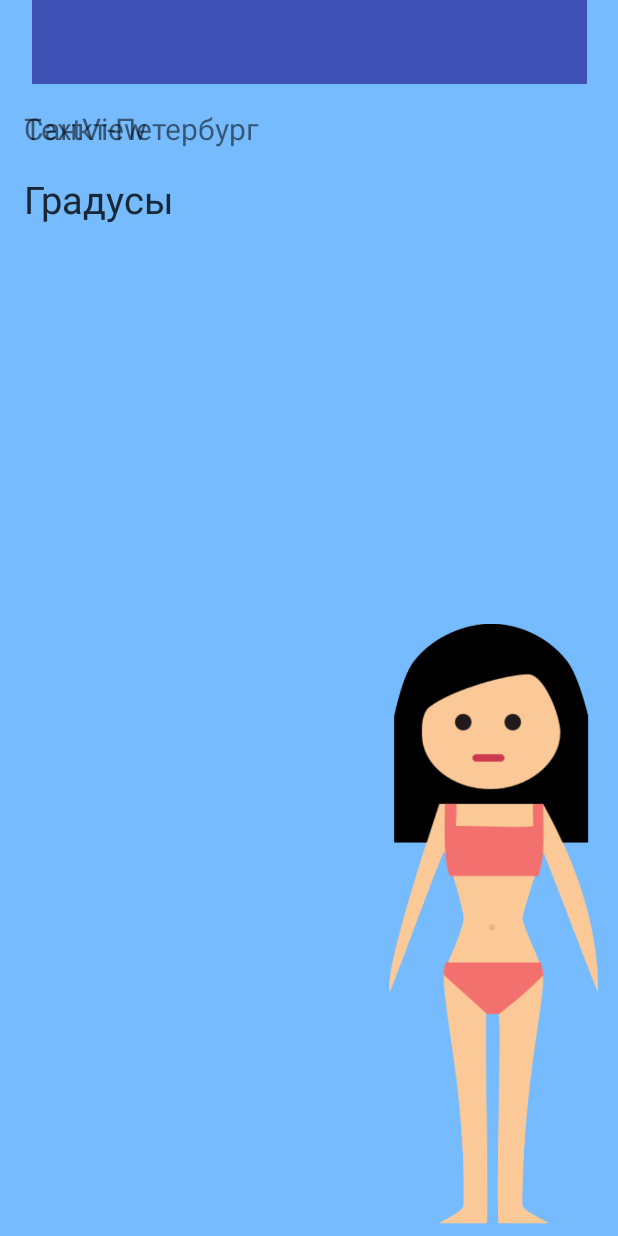
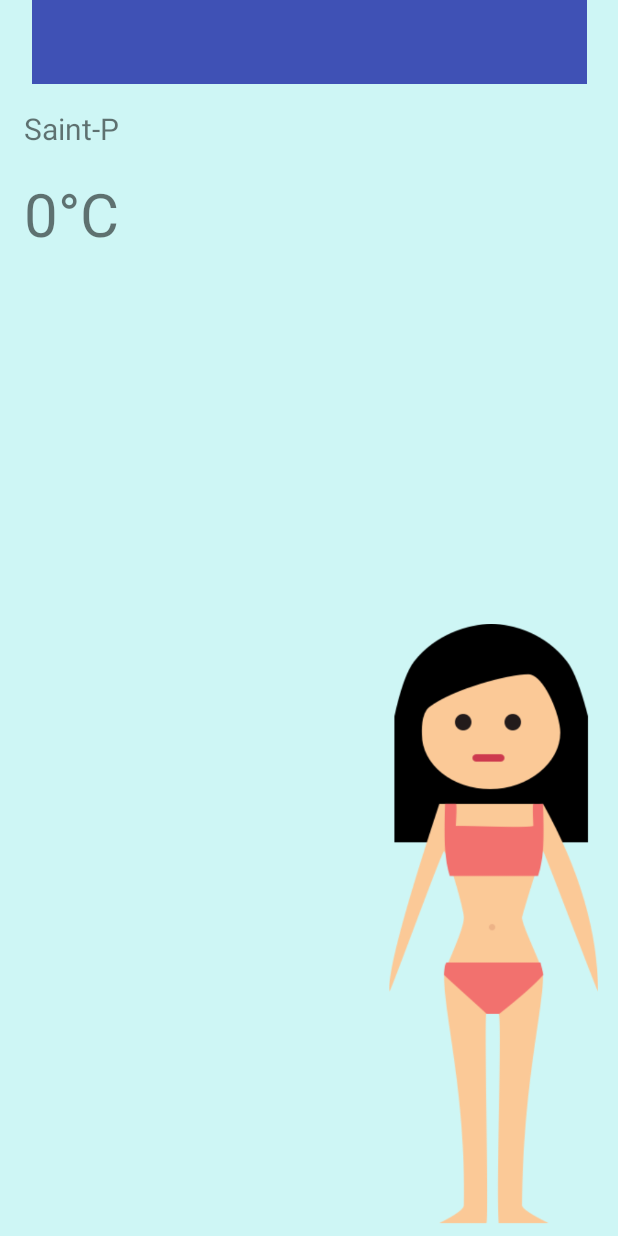
Before and after one commit to GuryevaPolina/WhatToWear, an Android app: the ClosetActivity screen opened directly, with no data from a screen before it, on a phone screen of 412 x 824 dp. Run offline under Robolectric (Android 15) with nearby library versions, the phone set to English and light mode, and no system bars; 5 statements that could not run were skipped.

Commit message:
add integration with weather api

```diff
--- a/app/build.gradle
+++ b/app/build.gradle
@@ -16,6 +16,10 @@ android {
             proguardFiles getDefaultProguardFile('proguard-android.txt'), 'proguard-rules.pro'
         }
     }
+    compileOptions {
+        targetCompatibility 1.8
+        sourceCompatibility 1.8
+    }
 }
 
 dependencies {
--- a/app/src/main/java/edu/adm/spbstu/whattowear/ClosetActivity.java
+++ b/app/src/main/java/edu/adm/spbstu/whattowear/ClosetActivity.java
@@ -11,29 +11,67 @@ import android.util.Log;
 import android.widget.TextView;
 import android.widget.Toast;
 
+import org.json.JSONException;
 import org.json.JSONObject;
 
 import java.text.DateFormat;
 import java.util.Date;
 import java.util.Locale;
+import java.util.concurrent.ExecutionException;
 
 public class ClosetActivity extends AppCompatActivity {
 
     private ConstraintLayout constraintLayout;
+    TextView city;
+    TextView temperature;
+    TextView precip;
+    int varToUpdate = 0;
+
 
     @Override
     protected void onCreate(Bundle savedInstanceState) {
         super.onCreate(savedInstanceState);
         setContentView(R.layout.activity_closet);
 
-        if (savedInstanceState == null) {
-            getSupportFragmentManager().beginTransaction()
-                    .add(R.id.view2, new WeatherFragment())
-                    .commit();
+        constraintLayout = findViewById(R.id.view2);
+        constraintLayout.setBackgroundColor(Color.parseColor("#CEF6F5"));
+        city = findViewById(R.id.city);
+        temperature = findViewById(R.id.temperature);
+        precip = findViewById(R.id.precip);
+
+        updateWeather();
+        new Thread(() -> {
+            varToUpdate ++;
+            try {
+                Thread.sleep(50);
+            } catch (InterruptedException ignored) { }
+        }).start();
+    }
+
+    void updateWeather() {
+        RemoteFetch fetch = new RemoteFetch(this);
+        try {
+            fetch.execute().get();
+        } catch (ExecutionException | InterruptedException e) {
+            e.printStackTrace();
         }
 
-        constraintLayout = findViewById(R.id.view2);
-        constraintLayout.setBackgroundColor(Color.parseColor("#75bbfd"));
+        JSONObject json = fetch.getJson();
+
+        city.setText("Saint-P");
+
+        try {
+            JSONObject currently = json.getJSONObject("currently");
+            String temp = currently.getString("temperature");
+            int tempInCelsium = (int) ((Double.valueOf(temp) - 32) / 2.0 * 1.1);
+            temperature.setText(tempInCelsium + "°C");
+
+            String prec = currently.getString("summary");
+            precip.setText(prec);
+        } catch (JSONException e) {
+            System.out.println("json decoding error");
+        }
+
     }
 
 }
--- a/app/src/main/java/edu/adm/spbstu/whattowear/RemoteFetch.java
+++ b/app/src/main/java/edu/adm/spbstu/whattowear/RemoteFetch.java
@@ -5,38 +5,58 @@ import java.io.InputStreamReader;
 import java.net.HttpURLConnection;
 import java.net.URL;
 
+import android.annotation.SuppressLint;
+import android.content.Context;
+import android.os.AsyncTask;
+import android.widget.Toast;
+
 import org.json.JSONObject;
 
-import android.content.Context;
+public class RemoteFetch extends AsyncTask<String, Integer, String> {
 
-public class RemoteFetch {
+    private static final String API_BASE_PATH = "https://api.darksky.net/forecast/";
+    private static final String API_KEY = "a51089b1b0c72c20811d13bd44f4af3d";
 
-    private static final String OPEN_WEATHER_MAP_API =
-            "http://api.openweathermap.org/data/2.5/weather?q=%s&units=metric";
+    private Context context;
+    private JSONObject data;
 
-    public static JSONObject getJSON(Context context, String city){
+    RemoteFetch(Context context) {
+        this.context = context;
+    }
+
+    JSONObject getJson() {
+        return data;
+    }
+
+    @Override
+    protected String doInBackground(String... strings) {
         try {
-            URL url = new URL(String.format(OPEN_WEATHER_MAP_API, city));
+            URL url = new URL("https://api.darksky.net/forecast/a51089b1b0c72c20811d13bd44f4af3d/60,30");
             HttpURLConnection connection = (HttpURLConnection)url.openConnection();
+            connection.setRequestProperty("Accept", "application/json");
+            connection.setRequestProperty("api_key", API_KEY);
+            connection.setRequestProperty("base_path", API_BASE_PATH);
 
-            BufferedReader reader = new BufferedReader(
-                    new InputStreamReader(connection.getInputStream()));
+            BufferedReader reader = new BufferedReader(new InputStreamReader(connection.getInputStream()));
+            StringBuilder json = new StringBuilder(1024);
 
-            StringBuilder json = new StringBuilder(1024);
             String tmp;
             while((tmp = reader.readLine()) != null)
                 json.append(tmp).append("\n");
             reader.close();
 
-            JSONObject data = new JSONObject(json.toString());
-
-            if(data.getInt("cod") != 200){
-                return null;
-            }
-
-            return data;
+            data = new JSONObject(json.toString());
+            return "Weather was updated";
         } catch(Exception e) {
             return null;
         }
     }
+
+
+    @Override
+    protected void onPostExecute(String s) {
+        super.onPostExecute(s);
+
+        Toast.makeText(context, s, Toast.LENGTH_SHORT).show();
+    }
 }
--- a/app/src/main/java/edu/adm/spbstu/whattowear/WeatherFragment.java
+++ /dev/null
@@ -1,96 +0,0 @@
-package edu.adm.spbstu.whattowear;
-
-import android.annotation.SuppressLint;
-import android.os.Bundle;
-import android.os.Handler;
-import android.support.annotation.Nullable;
-import android.support.v4.app.Fragment;
-import android.util.Log;
-import android.view.LayoutInflater;
-import android.view.View;
-import android.view.ViewGroup;
-import android.widget.TextView;
-import android.widget.Toast;
-
-import org.json.JSONObject;
-
-import java.util.Locale;
-
-public class WeatherFragment extends Fragment {
-
-    Handler handler;
-    private TextView currCity;
-    private TextView currTemperature;
-
-    public WeatherFragment(){
-        handler = new Handler();
-    }
-
-    @Override
-    public View onCreateView(LayoutInflater inflater, ViewGroup container,
-                             Bundle savedInstanceState) {
-        View rootView = inflater.inflate(R.layout.activity_closet, container, false);
-        currCity = rootView.findViewById(R.id.city);
-        currTemperature = rootView.findViewById(R.id.weatherValue);
-
-        currCity.setText("Санкт-Петербург");
-        return rootView;
-    }
-
-    @Override
-    public void onCreate(@Nullable Bundle savedInstanceState) {
-        super.onCreate(savedInstanceState);
-        updateWeatherData(new CityPreference(getActivity()).getCity());
-    }
-
-    private void updateWeatherData(final String city) {
-        new Thread() {
-            public void run() {
-                final JSONObject json = RemoteFetch.getJSON(getActivity(), city);
-                if(json == null){
-                    handler.post(new Runnable(){
-                        public void run(){
-                            Toast.makeText(getActivity(),
-                                    getActivity().getString(R.string.place_not_found),
-                                    Toast.LENGTH_LONG).show();
-                        }
-                    });
-                } else {
-                    handler.post(new Runnable() {
-                        public void run(){
-                            renderWeather(json);
-                        }
-                    });
-                }
-            }
-        }.start();
-    }
-
-    @SuppressLint({"SetTextI18n", "DefaultLocale"})
-    private void renderWeather(JSONObject json){
-        try {
-            currCity.setText(json.getString("name").toUpperCase(Locale.US) + ", " +
-                    json.getJSONObject("sys").getString("country"));
-
-//            JSONObject details = json.getJSONArray("weather").getJSONObject(0);
-            JSONObject main = json.getJSONObject("main");
-//            detailsField.setText(
-//                    details.getString("description").toUpperCase(Locale.US) +
-//                            "\n" + "Humidity: " + main.getString("humidity") + "%" +
-//                            "\n" + "Pressure: " + main.getString("pressure") + " hPa");
-
-            currTemperature.setText(String.format("%.2f", main.getDouble("temp"))+ " ℃");
-
-//            DateFormat df = DateFormat.getDateTimeInstance();
-//            String updatedOn = df.format(new Date(json.getLong("dt")*1000));
-//            updatedField.setText("Last update: " + updatedOn);
-//
-//            setWeatherIcon(details.getInt("id"),
-//                    json.getJSONObject("sys").getLong("sunrise") * 1000,
-//                    json.getJSONObject("sys").getLong("sunset") * 1000);
-
-        } catch(Exception e) {
-            Log.e("SimpleWeather", "One or more fields not found in the JSON data");
-        }
-    }
-}
--- a/app/src/main/res/layout/activity_closet.xml
+++ b/app/src/main/res/layout/activity_closet.xml
@@ -33,7 +33,7 @@
 
     <TextView
         android:id="@+id/city"
-        android:layout_width="wrap_content"
+        android:layout_width="368dp"
         android:layout_height="wrap_content"
         android:layout_marginLeft="16dp"
         android:layout_marginStart="16dp"
@@ -45,14 +45,22 @@
         tools:text="Город" />
 
     <TextView
-        android:id="@+id/weatherValue"
-        android:layout_width="wrap_content"
+        android:id="@+id/temperature"
+        android:layout_width="210dp"
         android:layout_height="wrap_content"
         android:layout_marginLeft="16dp"
         android:layout_marginStart="16dp"
         android:layout_marginTop="16dp"
-        android:text="Градусы"
-        android:textSize="25sp"
+        android:textSize="40sp"
         app:layout_constraintStart_toStartOf="parent"
         app:layout_constraintTop_toBottomOf="@+id/city" />
+
+    <TextView
+        android:id="@+id/precip"
+        android:layout_width="wrap_content"
+        android:layout_height="wrap_content"
+        android:layout_marginTop="8dp"
+        android:text="TextView"
+        app:layout_constraintTop_toBottomOf="@+id/temperature"
+        tools:layout_editor_absoluteX="88dp" />
 </android.support.constraint.ConstraintLayout>
--- a/app/src/main/res/layout/activity_main.xml
+++ b/app/src/main/res/layout/activity_main.xml
@@ -30,7 +30,7 @@
         android:layout_marginRight="16dp"
         android:layout_marginTop="24dp"
         android:gravity="center"
-        android:text="Санки-Петербургский Политехнический университет Петра Великого"
+        android:text="Санкт-Петербургский Политехнический университет Петра Великого"
         android:textColor="@android:color/holo_orange_light"
         android:textColorLink="@color/colorAccent"
         android:textSize="20sp"
--- a/app/src/main/res/values/strings.xml
+++ b/app/src/main/res/values/strings.xml
@@ -1,5 +1,4 @@
 <resources>
     <string name="app_name">WhatToWear</string>
     <string name="place_not_found">Sorry, no weather data found.</string>
-    <string name="open_weather_maps_app_id">a51089b1b0c72c20811d13bd44f4af3d</string>
 </resources>
```
